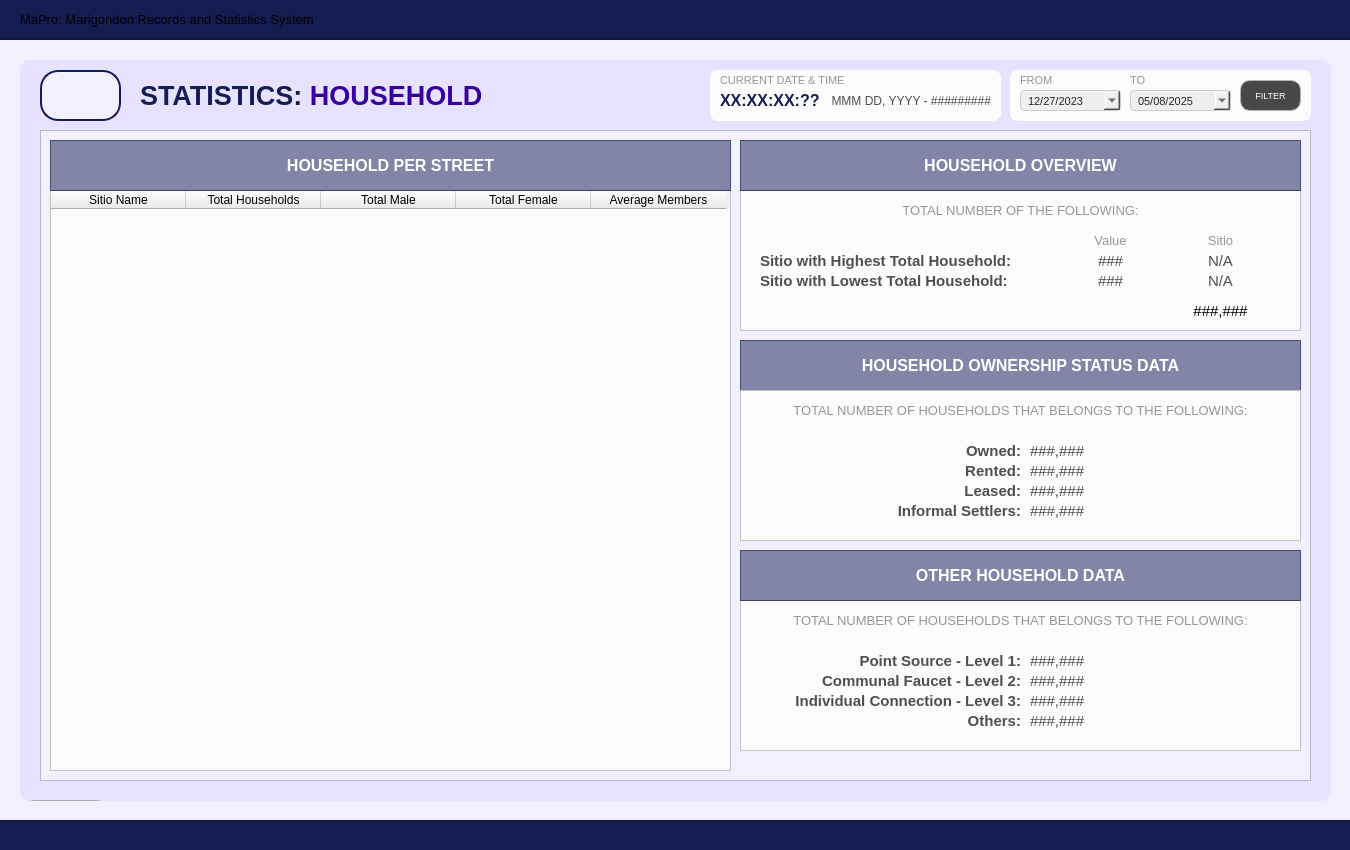
Above: Resources/UIs/MainPages/StatisticPages/household.ui from Yohhannn/Barangay-Records-Statistics-System before the change. Below: the same form after it.
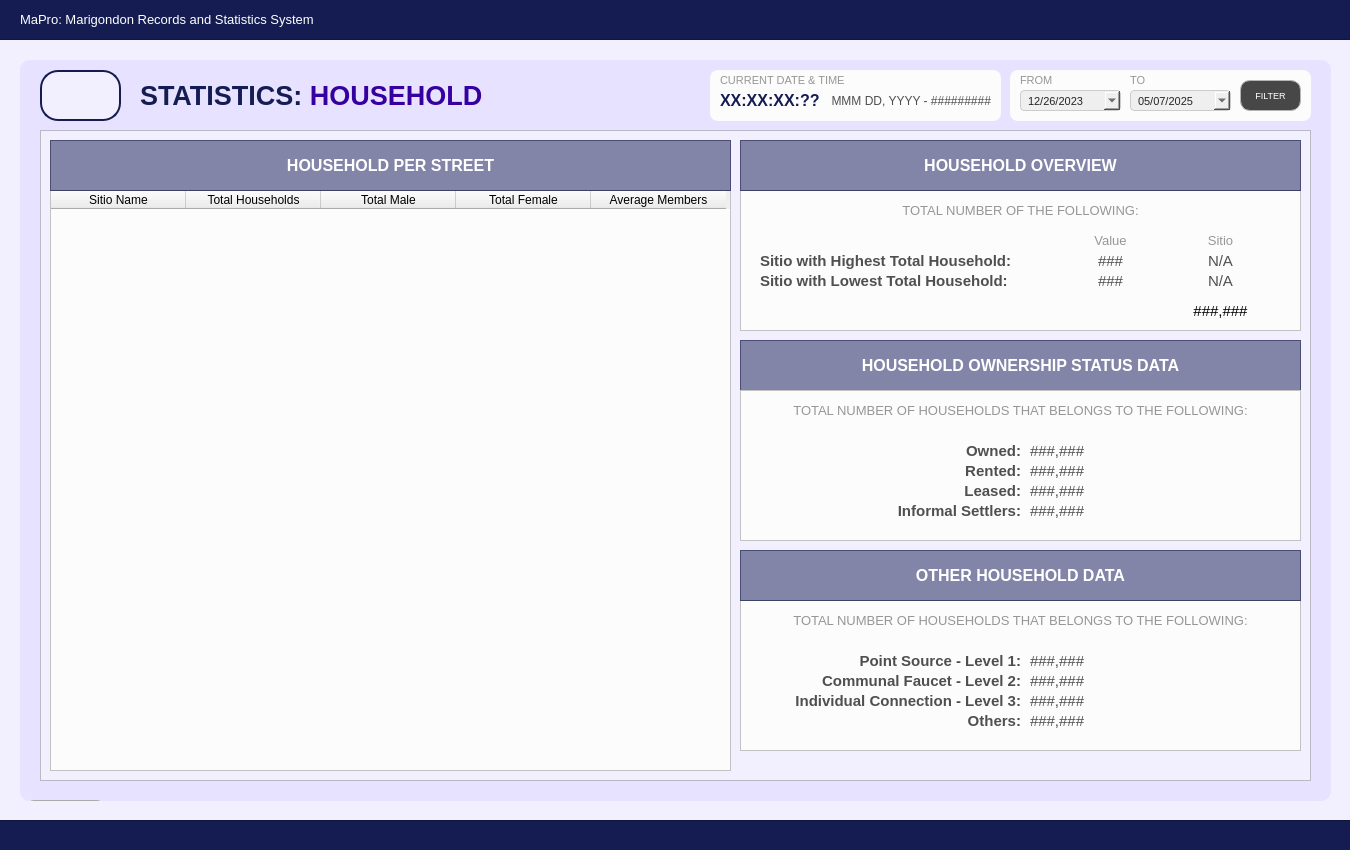
That is the form after the change. Icons and pictures are not drawn.

The edit to the form file:
```diff
--- a/Resources/UIs/MainPages/StatisticPages/household.ui
+++ b/Resources/UIs/MainPages/StatisticPages/household.ui
@@ -70,7 +70,7 @@
     <property name="styleSheet">
      <string notr="true">#app_title {
 	background-color: transparent;
-	color: #white;
+	color: #FFFFFF;
 }
 </string>
     </property>
@@ -1619,7 +1619,7 @@
        <second>0</second>
        <year>2023</year>
        <month>12</month>
-       <day>27</day>
+       <day>26</day>
       </datetime>
      </property>
      <property name="displayFormat">
@@ -1667,7 +1667,7 @@
        <second>0</second>
        <year>2025</year>
        <month>5</month>
-       <day>8</day>
+       <day>7</day>
       </datetime>
      </property>
      <property name="displayFormat">
```
Left out of the diff: 30 changed lines with no effect on the pictures.
